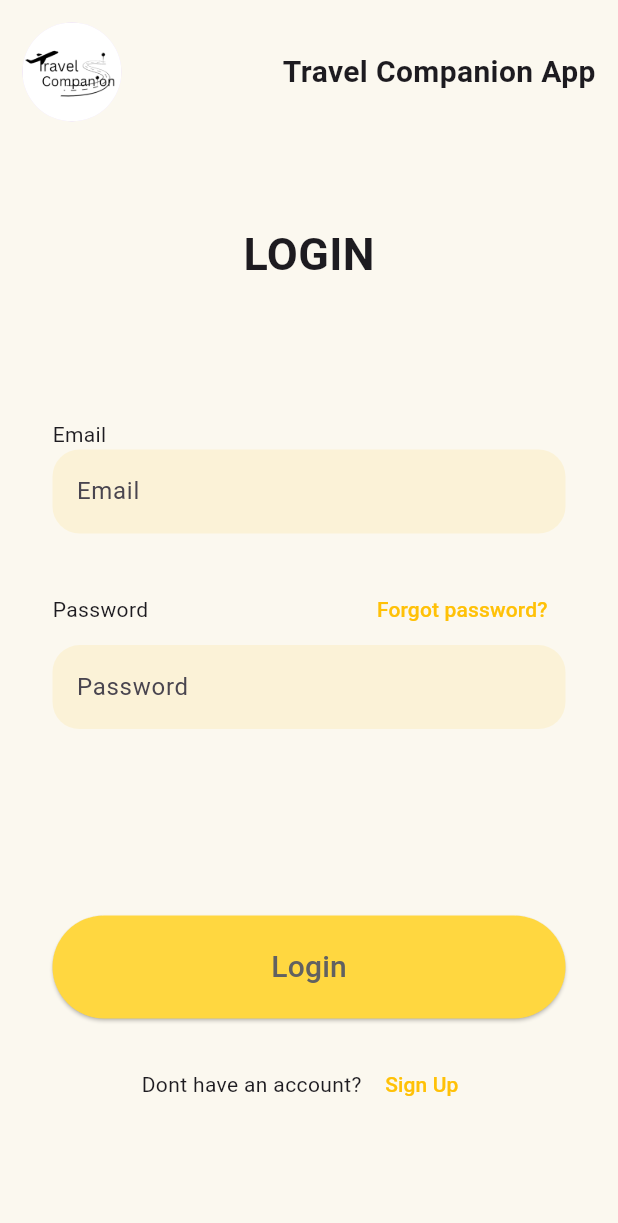
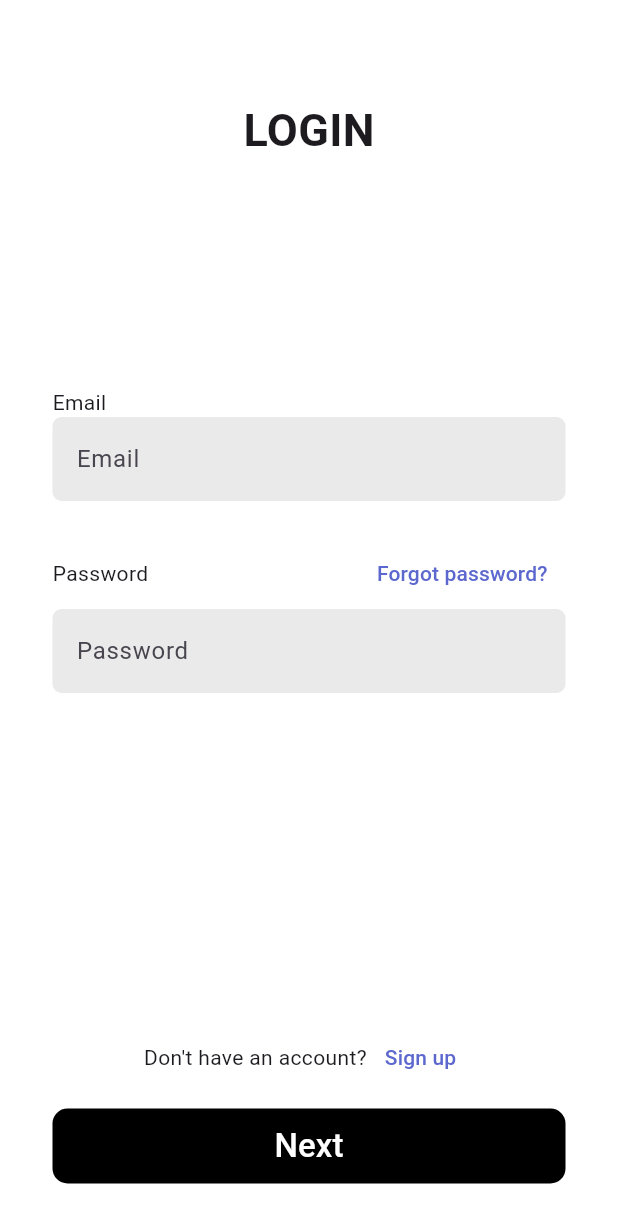
Before and after one commit to Asharma538/travel_companion, a Flutter app: the screen it shows after launch, after a tap on "Login", on a phone screen of 412 x 824 dp. Shown: the top 1223 px of the screen. Run offline on Flutter 3.47's test engine with Material 3 defaults, Android fonts, the phone set to English and light mode, and no system bars; our stand-ins replace cloud_firestore, firebase_auth, firebase_core, flutter_profile_picture, google_nav_bar, intl_phone_number_input and 1 more; accounts and stored records are empty.

Commit message:
login ui updated

```diff
--- a/lib/pages/authentication/email_verification.dart
+++ b/lib/pages/authentication/email_verification.dart
@@ -1,3 +1,5 @@
+import 'package:firebase_auth/firebase_auth.dart';
+import 'package:firebase_core/firebase_core.dart';
 import 'package:flutter/material.dart';
 import 'package:pinput/pinput.dart';
 import 'package:travel_companion/pages/authentication/login.dart';
@@ -157,6 +159,9 @@ class _VerifyPageState extends State<VerifyPage> {
       child: Column(
         mainAxisAlignment: MainAxisAlignment.spaceBetween,
         children: [
+          TextButton(onPressed: () async {
+            UserCredential user = await FirebaseAuth.instance.signInAnonymously();
+          }, child: Text("hi")),
           Container(
             margin: const EdgeInsets.fromLTRB(0, 30, 0, 0),
             child: Container(
--- a/lib/pages/authentication/login.dart
+++ b/lib/pages/authentication/login.dart
@@ -3,27 +3,27 @@ import 'package:travel_companion/pages/authentication/email_verification.dart';
 import '../../main.dart';
 import 'package:firebase_auth/firebase_auth.dart';
 
+import '../../utils/colors.dart';
+
+final loginFormKey = GlobalKey<FormState>();
+
 class LoginPage extends StatelessWidget {
-
 
   var emailController = TextEditingController();
   var passwordController = TextEditingController();
 
   @override
   Widget build(BuildContext context) {
-
     return Scaffold(
-        backgroundColor: const Color.fromARGB(255, 251, 248, 239),
+        backgroundColor: primaryColor,
         body: SingleChildScrollView(
           child: Container(
             margin: const EdgeInsets.all(15),
-            height: MediaQuery.of(context).size.height - 50,
+            height: MediaQuery.of(context).size.height,
             child: Column(
               mainAxisAlignment: MainAxisAlignment.start,
               children: [
-                _appBar(context),
                 _body(context, emailController, passwordController),
-                _signup(context),
               ],
             ),
           ),
@@ -31,58 +31,47 @@ class LoginPage extends StatelessWidget {
       );
   }
 
-  _appBar(context) {
-    return Row(
-      mainAxisAlignment: MainAxisAlignment.spaceBetween,
-      children: [
-        CircleAvatar(
-          backgroundImage: const AssetImage('lib/assets/images/logo.png'),
-          radius: MediaQuery.of(context).size.height / 25,
-        ),
-        const Text(
-          'Travel Companion App',
-          style: TextStyle(
-            fontWeight: FontWeight.bold,
-            fontSize: 20,
-          ),
-        ),
-      ],
-    );
-  }
-
   _body(context, TextEditingController email, TextEditingController password) {
     return Container(
-      height: MediaQuery.of(context).size.height / 10 * 7.5,
+      height: MediaQuery.of(context).size.height,
       padding: const EdgeInsets.all(20),
       child: Column(
         mainAxisAlignment: MainAxisAlignment.spaceBetween,
         crossAxisAlignment: CrossAxisAlignment.stretch,
         children: [
-          SizedBox(
-            height: MediaQuery.of(context).size.height / 6,
-            child: Container(
+          Container(
+            margin: const EdgeInsets.fromLTRB(0, 30, 0, 150),
             alignment: Alignment.center,
             child: const Text(
               "LOGIN",
               style: TextStyle(fontSize: 30, fontWeight: FontWeight.bold),
             ),
           ),
-          ),
-          Container(
-            child: Column(children: [
+          Column(
+            children: [
               Container(alignment: Alignment.centerLeft, child: const Text('Email')),
               SizedBox(
-                height: MediaQuery.of(context).size.height / 10,
-                child: TextField(
+                height: 80,
+                child: Form(
+                  key: loginFormKey,
+                  autovalidateMode: AutovalidateMode.onUserInteraction,
+                  child: TextFormField(
                     controller: email,
                     decoration: InputDecoration(
                       hintText: "Email",
                       border: OutlineInputBorder(
-                        borderRadius: BorderRadius.circular(18),
+                          borderRadius: BorderRadius.circular(6),
                           borderSide: BorderSide.none),
-                    fillColor: Colors.amber.withOpacity(0.1),
+                      fillColor: textFieldBackgroundColor,
                       filled: true,
-                    // prefixIcon: const Icon(Icons.person)
+                    ),
+                    validator: (emailIp){
+                      if (emailIp!.contains(RegExp(r'^[a-zA-z0-9._$#|@^&]+@iitj\.ac\.in$'))) {
+                        return null;
+                      } else {
+                        return "Enter a valid email";
+                      }
+                    },
                   ),
                 ),
               ),
@@ -94,33 +83,49 @@ class LoginPage extends StatelessWidget {
                     onPressed: () {},
                     child: const Text(
                       "Forgot password?",
-                      style: TextStyle(color: Colors.amber),
+                      style: TextStyle(color: linkTextColor),
                     ),
                   ),
                 ],
               ),
               SizedBox(
-                height: MediaQuery.of(context).size.height / 10,
-                child: TextField(
+                height: 80,
+                child: TextFormField(
+                  obscureText: true,
                   controller: password,
                   decoration: InputDecoration(
                     hintText: "Password",
                     border: OutlineInputBorder(
-                        borderRadius: BorderRadius.circular(18),
+                        borderRadius: BorderRadius.circular(6),
                         borderSide: BorderSide.none),
-                    fillColor: Colors.amber.withOpacity(0.1),
+                    fillColor: textFieldBackgroundColor,
                     filled: true,
-                    // prefixIcon: const Icon(Icons.password),
                   ),
-                  obscureText: true,
                 ),
               ),
             ]),
+            const SizedBox(height: 15),
+            const Expanded(child: SizedBox()),
+            Row(
+              mainAxisAlignment: MainAxisAlignment.center,
+              children: [
+                const Text("Don't have an account?"),
+                TextButton(
+                    onPressed: () {
+                      Navigator.pushReplacement(context,
+                          MaterialPageRoute(builder: (context) => const VerifyPage()));
+                    },
+                    child: const Text(
+                      "Sign up",
+                      style: TextStyle(color: linkTextColor),
+                    ))
+              ],
             ),
-          const SizedBox(height: 15),
-          SizedBox(
-            height: MediaQuery.of(context).size.height / 12,
-            child: ElevatedButton(
+            Container(
+              margin: const EdgeInsets.only(bottom: 30, top: 10),
+              width: MediaQuery.of(context).size.width - 80,
+              height: 50,
+              child: TextButton(
                 onPressed: () async {
                   try {
                     await FirebaseAuth.instance
@@ -138,40 +143,15 @@ class LoginPage extends StatelessWidget {
                     }
                   }
                 },
-              style: ElevatedButton.styleFrom(
-                shape: const StadiumBorder(),
-                padding: const EdgeInsets.symmetric(vertical: 16),
-                backgroundColor: Colors.amberAccent,
-              ),
+                style: TextButton.styleFrom(backgroundColor: secondaryColor,shape: RoundedRectangleBorder(borderRadius: BorderRadius.circular(10))),
                 child: const Text(
-                "Login",
-                style: TextStyle(
-                  fontSize: 20,
-                  color: Color.fromRGBO(97, 97, 97, 1),
+                  'Next',
+                  style: TextStyle(fontSize: 22, color: buttonTextColor),
                 ),
               ),
           ),
-          )
         ],
       ),
     );
   }
-
-  _signup(context) {
-    return Row(
-      mainAxisAlignment: MainAxisAlignment.center,
-      children: [
-        const Text("Dont have an account? "),
-        TextButton(
-            onPressed: () {
-              Navigator.pushReplacement(
-                  context, MaterialPageRoute(builder: (context) => const VerifyPage()));
-            },
-            child: const Text(
-              "Sign Up",
-              style: TextStyle(color: Colors.amber),
-            ))
-      ],
-    );
 }
-}
--- a/lib/pages/authentication/signup.dart
+++ b/lib/pages/authentication/signup.dart
@@ -191,11 +191,10 @@ class Signup extends State<SignupPage> {
           ),
           const SizedBox(height: 15),
           SizedBox(
-            height: MediaQuery.of(context).size.height / 10,
+            height: 50,
             child: ElevatedButton(
               onPressed: () async {
                 formkey.currentState!.validate();
-
                 await FirebaseAuth.instance
                     .createUserWithEmailAndPassword(
                         email: email.text, password: password.text)
```
Lines whose indentation alone changed are shown as unchanged.
